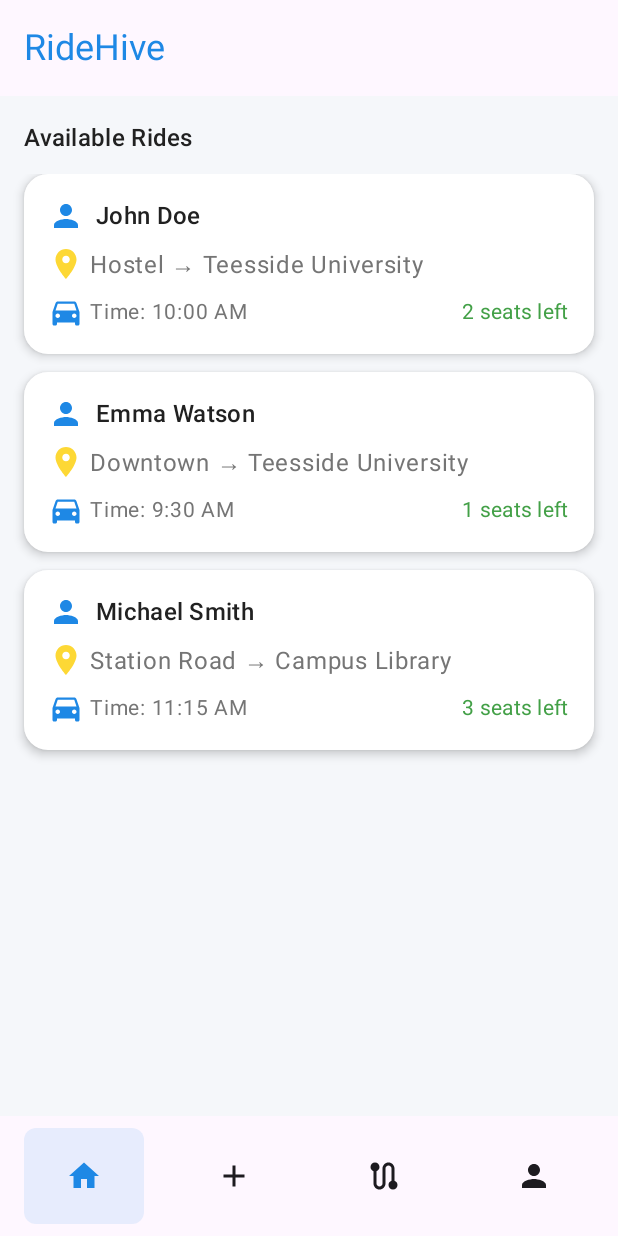
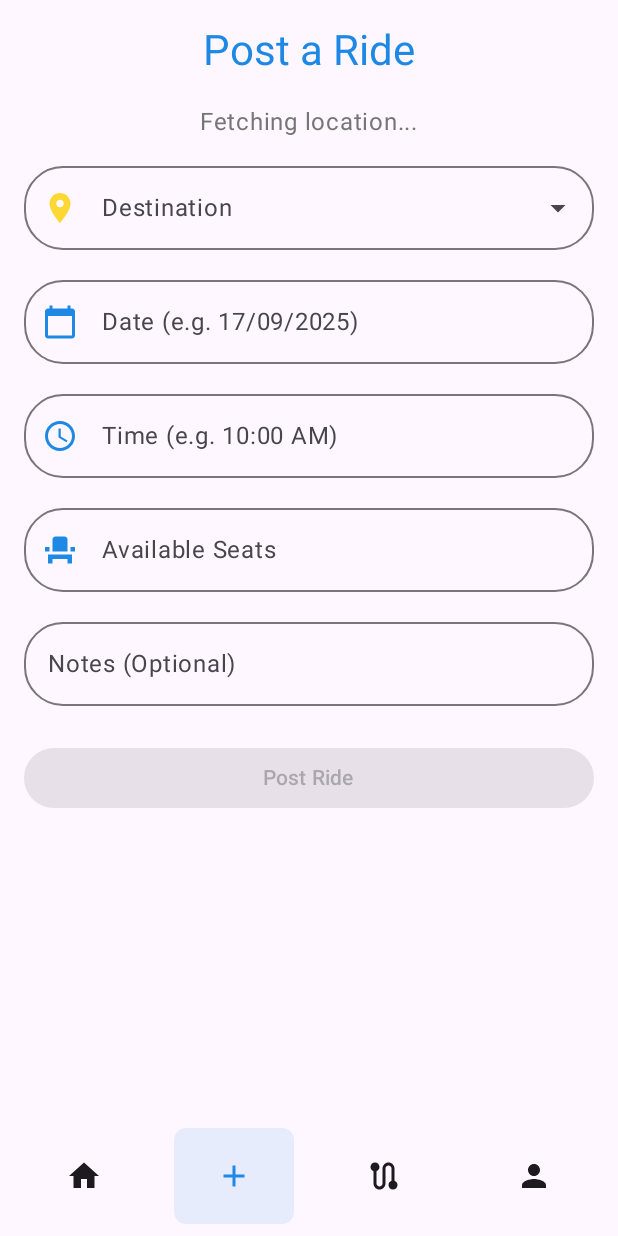
Before and after one commit to Pantham-CharanNagaBbu/RideHive, an Android app built with Jetpack Compose: the Home screen opened through its navigation route, after a tap on "Post", on a phone screen of 412 x 824 dp. Run offline under Robolectric (Android 15) with nearby library versions, the phone set to English and light mode, and no system bars; our stand-ins replace Dagger/Hilt's generated code, Firebase (no records; nobody signed in at launch, a user with empty details on screens opened directly).

Commit message:
Post ride screen ui created

```diff
--- a/app/build.gradle.kts
+++ b/app/build.gradle.kts
@@ -56,6 +56,7 @@ dependencies {
     implementation("androidx.room:room-runtime:2.7.0-alpha05")
     implementation(libs.firebase.auth)
     implementation(libs.firebase.firestore)
+    implementation(libs.play.services.location)
     kapt("androidx.room:room-compiler:2.7.0-alpha05")
     implementation("androidx.room:room-ktx:2.7.0-alpha05")
     implementation("io.coil-kt:coil-compose:2.7.0")
--- a/app/src/main/java/uk/ac/tees/mad/ridehive/MainActivity.kt
+++ b/app/src/main/java/uk/ac/tees/mad/ridehive/MainActivity.kt
@@ -20,23 +20,20 @@ import uk.ac.tees.mad.ridehive.display.Splash
 import uk.ac.tees.mad.ridehive.ui.theme.RideHiveTheme
 import androidx.compose.foundation.background
 import androidx.compose.foundation.layout.*
-import androidx.compose.foundation.shape.CircleShape
 import androidx.compose.foundation.shape.RoundedCornerShape
 import androidx.compose.material3.*
 import androidx.compose.ui.Alignment
 import androidx.compose.ui.draw.clip
-import androidx.compose.ui.draw.shadow
 import androidx.compose.ui.graphics.Color
 import androidx.compose.ui.graphics.vector.ImageVector
 import androidx.compose.ui.unit.dp
-import androidx.compose.ui.unit.sp
 import androidx.compose.material.icons.Icons
 import androidx.compose.material.icons.filled.Add
 import androidx.compose.material.icons.filled.Home
 import androidx.compose.material.icons.filled.Person
 import androidx.compose.material.icons.filled.Route
-import androidx.compose.material.icons.filled.Search
-import androidx.compose.ui.tooling.preview.Preview
+import androidx.navigation.NavController
+import uk.ac.tees.mad.ridehive.display.PostRide
 
 @AndroidEntryPoint
 class MainActivity : ComponentActivity() {
@@ -62,12 +59,12 @@ data class NavItem(
 @Composable
 fun CustomBottomNavBar(
     selectedRoute: String,
-    onNavItemClick: (String) -> Unit,
+    navController: NavController,
     modifier: Modifier = Modifier
 ) {
     val navItems = listOf(
         NavItem("Home", Icons.Default.Home, navigation.Home.route),
-        NavItem("Post", Icons.Default.Add, ""),
+        NavItem("Post", Icons.Default.Add, navigation.PostRide.route),
         NavItem("My Rides", Icons.Default.Route, ""),
         NavItem("Profile", Icons.Default.Person, "")
     )
@@ -102,7 +99,7 @@ fun CustomBottomNavBar(
                             )
                             .padding(12.dp)
                     ) {
-                        IconButton(onClick = { onNavItemClick(item.route) }) {
+                        IconButton(onClick = { navController.navigate(item.route) }) {
                             Icon(
                                 imageVector = item.icon,
                                 contentDescription = item.label,
@@ -119,22 +116,13 @@ fun CustomBottomNavBar(
     }
 }
 
-@Composable
-@Preview
-fun CustomBottomNavBarPreview() {
-    MaterialTheme {
-        CustomBottomNavBar(
-            selectedRoute = "home",
-            onNavItemClick = { /* Handle click */ }
-        )
-    }
-}
 
 sealed class navigation(val route : String){
     object Splash : navigation("splash")
     object Login : navigation("login")
     object SignUp : navigation("signup")
     object Home : navigation("home")
+    object PostRide : navigation("postride")
 
 }
 
@@ -167,7 +155,11 @@ fun RideHive(innerPadding: PaddingValues) {
             )
         }
         composable(navigation.Home.route){
-            Home()
+            Home(navController)
+        }
+        composable(navigation.PostRide.route){
+            PostRide(navController,
+                onPostRideClick = { from, to, date, time, seats ->})
         }
     }
 }
--- /dev/null
+++ b/app/src/main/java/uk/ac/tees/mad/ridehive/display/PostRide.kt
@@ -0,0 +1,239 @@
+package uk.ac.tees.mad.ridehive.display
+
+import androidx.compose.foundation.layout.*
+import androidx.compose.foundation.shape.RoundedCornerShape
+import androidx.compose.foundation.text.KeyboardOptions
+import androidx.compose.material.icons.Icons
+import androidx.compose.material.icons.filled.CalendarToday
+import androidx.compose.material.icons.filled.EventSeat
+import androidx.compose.material.icons.filled.LocationOn
+import androidx.compose.material.icons.filled.Schedule
+import androidx.compose.material3.*
+import androidx.compose.runtime.*
+import androidx.compose.ui.Alignment
+import androidx.compose.ui.Modifier
+import androidx.compose.ui.text.input.KeyboardType
+import androidx.compose.ui.unit.dp
+import androidx.navigation.NavHostController
+import uk.ac.tees.mad.ridehive.CustomBottomNavBar
+import uk.ac.tees.mad.ridehive.navigation
+import uk.ac.tees.mad.ridehive.ui.theme.*
+import android.location.Location
+import androidx.compose.ui.platform.LocalContext
+import com.google.android.gms.location.LocationServices
+
+fun calculateDistance(
+    fromLat: Double,
+    fromLng: Double,
+    toLat: Double,
+    toLng: Double
+): Float {
+    val results = FloatArray(1)
+    Location.distanceBetween(fromLat, fromLng, toLat, toLng, results)
+    return results[0] / 1000f
+}
+
+data class Destination(val name: String, val lat: Double, val lng: Double)
+
+val destinations = listOf(
+    Destination("Teesside University", 54.5742, -1.2354),
+    Destination("Middlesbrough College", 54.5764, -1.2367),
+    Destination("Cineworld Middlesbrough", 54.5639, -1.2388),
+    Destination("James Cook Hospital", 54.5536, -1.2181)
+)
+
+@OptIn(ExperimentalMaterial3Api::class)
+@Composable
+fun PostRide(
+    navController: NavHostController,
+    onPostRideClick: (String, Destination, String, String, String) -> Unit
+) {
+    var currentLat by remember { mutableStateOf<Double?>(null) }
+    var currentLng by remember { mutableStateOf<Double?>(null) }
+
+    val context = LocalContext.current
+    LaunchedEffect(Unit) {
+        val fusedLocationClient = LocationServices.getFusedLocationProviderClient(context)
+        fusedLocationClient.lastLocation.addOnSuccessListener { location ->
+            location?.let {
+                currentLat = it.latitude
+                currentLng = it.longitude
+            }
+        }
+    }
+
+    var selectedDestination by remember { mutableStateOf<Destination?>(null) }
+    var expanded by remember { mutableStateOf(false) }
+    var date by remember { mutableStateOf("") }
+    var time by remember { mutableStateOf("") }
+    var seats by remember { mutableStateOf("") }
+    var notes by remember { mutableStateOf("") }
+
+    val isFormValid = currentLat != null && selectedDestination != null &&
+            date.isNotBlank() && time.isNotBlank() && seats.isNotBlank()
+
+    val distance = remember(currentLat, currentLng, selectedDestination) {
+        if (currentLat != null && currentLng != null && selectedDestination != null) {
+            calculateDistance(
+                currentLat!!,
+                currentLng!!,
+                selectedDestination!!.lat,
+                selectedDestination!!.lng
+            )
+        } else null
+    }
+
+    Scaffold(
+        bottomBar = {
+            CustomBottomNavBar(
+                selectedRoute = navigation.PostRide.route,
+                navController = navController
+            )
+        }
+    ) {
+        Column(
+            modifier = Modifier
+                .fillMaxSize()
+                .systemBarsPadding()
+                .padding(it)
+                .padding(16.dp),
+            verticalArrangement = Arrangement.Top,
+            horizontalAlignment = Alignment.CenterHorizontally
+        ) {
+            Text(
+                text = "Post a Ride",
+                style = MaterialTheme.typography.headlineMedium,
+                color = RideHivePrimary
+            )
+
+            Spacer(modifier = Modifier.height(20.dp))
+
+            // ✅ Current Location info
+            Text(
+                text = if (currentLat != null) "Pickup: Your Current Location" else "Fetching location...",
+                style = MaterialTheme.typography.bodyLarge,
+                color = RideHiveTextSecondary
+            )
+
+            Spacer(modifier = Modifier.height(12.dp))
+
+            // ✅ Destination Dropdown
+            ExposedDropdownMenuBox(
+                expanded = expanded,
+                onExpandedChange = { expanded = !expanded }
+            ) {
+                OutlinedTextField(
+                    value = selectedDestination?.name ?: "",
+                    onValueChange = {},
+                    readOnly = true,
+                    label = { Text("Destination") },
+                    leadingIcon = {
+                        Icon(Icons.Default.LocationOn, contentDescription = null, tint = RideHiveSecondary)
+                    },
+                    trailingIcon = { ExposedDropdownMenuDefaults.TrailingIcon(expanded = expanded) },
+                    modifier = Modifier
+                        .menuAnchor()
+                        .fillMaxWidth(),
+                    shape = RoundedCornerShape(26.dp)
+                )
+                ExposedDropdownMenu(
+                    expanded = expanded,
+                    onDismissRequest = { expanded = false }
+                ) {
+                    destinations.forEach { dest ->
+                        DropdownMenuItem(
+                            text = { Text(dest.name) },
+                            onClick = {
+                                selectedDestination = dest
+                                expanded = false
+                            }
+                        )
+                    }
+                }
+            }
+
+            Spacer(modifier = Modifier.height(12.dp))
+
+            if (distance != null) {
+                Text(
+                    text = "Distance: %.2f km".format(distance),
+                    color = RideHivePrimary,
+                    style = MaterialTheme.typography.bodyLarge
+                )
+                Spacer(modifier = Modifier.height(12.dp))
+            }
+
+            // ✅ Date
+            OutlinedTextField(
+                value = date,
+                onValueChange = { date = it },
+                label = { Text("Date (e.g. 17/09/2025)") },
+                leadingIcon = {
+                    Icon(Icons.Default.CalendarToday, contentDescription = null, tint = RideHivePrimary)
+                },
+                modifier = Modifier.fillMaxWidth(),
+                shape = RoundedCornerShape(26.dp)
+            )
+
+            Spacer(modifier = Modifier.height(12.dp))
+
+            // ✅ Time
+            OutlinedTextField(
+                value = time,
+                onValueChange = { time = it },
+                label = { Text("Time (e.g. 10:00 AM)") },
+                leadingIcon = {
+                    Icon(Icons.Default.Schedule, contentDescription = null, tint = RideHivePrimary)
+                },
+                modifier = Modifier.fillMaxWidth(),
+                shape = RoundedCornerShape(26.dp)
+            )
+
+            Spacer(modifier = Modifier.height(12.dp))
+
+            // ✅ Seats
+            OutlinedTextField(
+                value = seats,
+                onValueChange = { seats = it },
+                label = { Text("Available Seats") },
+                leadingIcon = {
+                    Icon(Icons.Default.EventSeat, contentDescription = null, tint = RideHivePrimary)
+                },
+                keyboardOptions = KeyboardOptions.Default.copy(keyboardType = KeyboardType.Number),
+                modifier = Modifier.fillMaxWidth(),
+                shape = RoundedCornerShape(26.dp)
+            )
+
+            Spacer(modifier = Modifier.height(12.dp))
+
+            OutlinedTextField(
+                value = notes,
+                onValueChange = { notes = it },
+                label = { Text("Notes (Optional)") },
+                modifier = Modifier.fillMaxWidth(),
+                shape = RoundedCornerShape(26.dp)
+            )
+
+            Spacer(modifier = Modifier.height(24.dp))
+
+            Button(
+                onClick = {
+                    selectedDestination?.let {
+                        onPostRideClick(
+                            "${currentLat},${currentLng}", it, date, time, seats
+                        )
+                    }
+                },
+                enabled = isFormValid,
+                modifier = Modifier.fillMaxWidth(),
+                shape = RoundedCornerShape(26.dp),
+                colors = ButtonDefaults.buttonColors(
+                    containerColor = RideHivePrimary,
+                    contentColor = RideHiveBackground
+                )
+            ) {
+                Text("Post Ride")
+            }
+        }
+    }
+}
--- a/gradle/libs.versions.toml
+++ b/gradle/libs.versions.toml
@@ -11,6 +11,7 @@ composeBom = "2024.09.00"
 googleGmsGoogleServices = "4.4.3"
 firebaseAuth = "24.0.1"
 firebaseFirestore = "26.0.0"
+playServicesLocation = "21.3.0"
 
 [libraries]
 androidx-core-ktx = { group = "androidx.core", name = "core-ktx", version.ref = "coreKtx" }
@@ -29,6 +30,7 @@ androidx-ui-test-junit4 = { group = "androidx.compose.ui", name = "ui-test-junit
 androidx-material3 = { group = "androidx.compose.material3", name = "material3" }
 firebase-auth = { group = "com.google.firebase", name = "firebase-auth", version.ref = "firebaseAuth" }
 firebase-firestore = { group = "com.google.firebase", name = "firebase-firestore", version.ref = "firebaseFirestore" }
+play-services-location = { group = "com.google.android.gms", name = "play-services-location", version.ref = "playServicesLocation" }
 
 [plugins]
 android-application = { id = "com.android.application", version.ref = "agp" }
```
Also changed, not shown: app/src/main/java/uk/ac/tees/mad/ridehive/display/Home.kt (+70 -14 lines).
